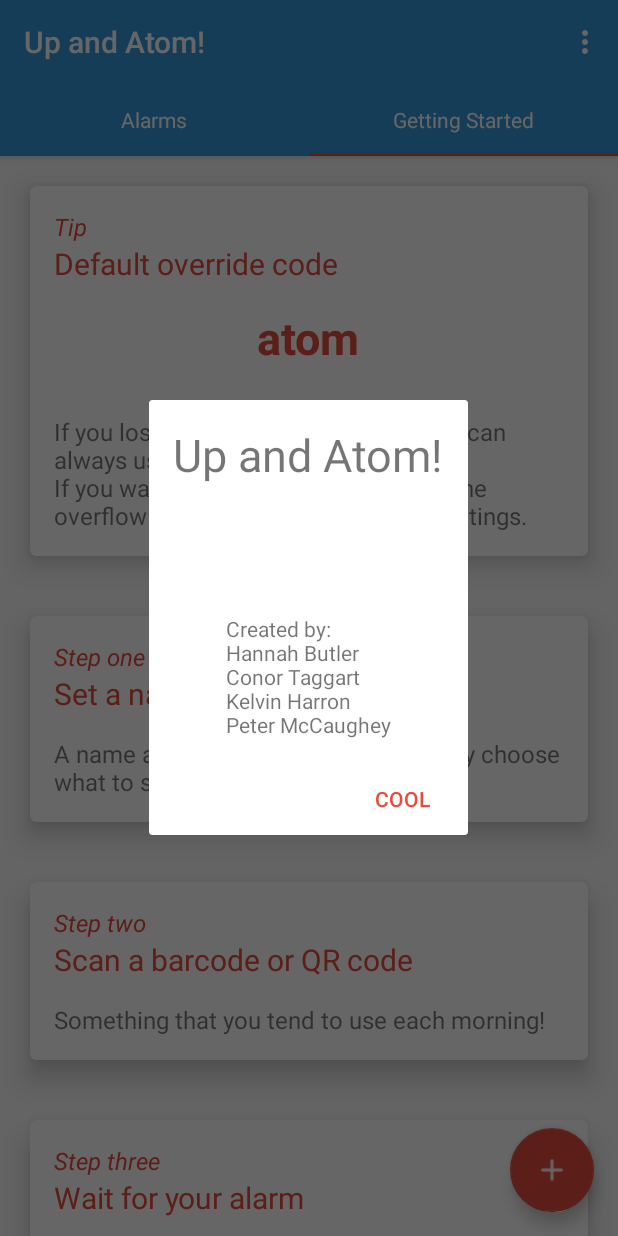
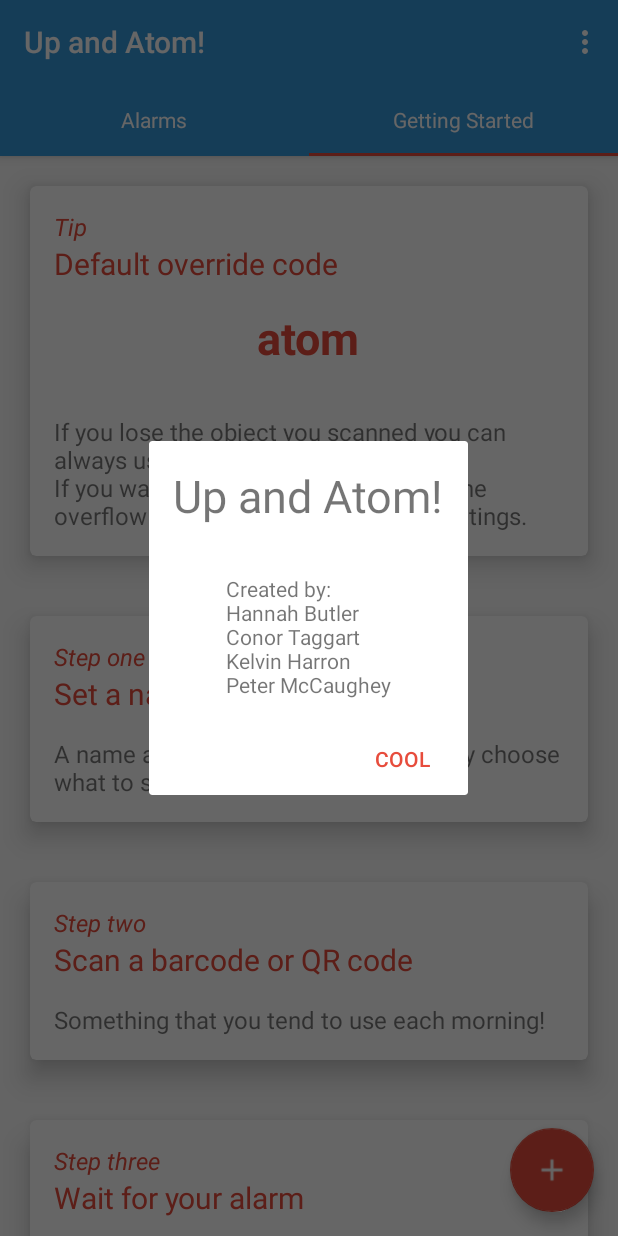
Before and after one commit to ETS-Android1/up-and-atom, an Android app: the fragment DialogAbout placed in its activity, tab 2 chosen, on a phone screen of 412 x 824 dp. Run offline under Robolectric (Android 15) with nearby library versions, the phone set to English and light mode, and no system bars.

Commit message:
FIXED bugs and added more comments. This commit is as the app is for submission!

```diff
--- a/app/src/main/java/com/example/kelvinharron/qralarm/DialogAlarm.java
+++ b/app/src/main/java/com/example/kelvinharron/qralarm/DialogAlarm.java
@@ -9,6 +9,8 @@ import android.support.v4.app.DialogFragment;
 import android.widget.TimePicker;
 
 /**
+ * UNUSED CLASS FILE
+ * Used for testing early alarm implementation.
  * Created by Hannah on 12/04/2016.
  */
 public class DialogAlarm extends DialogFragment {
--- a/app/src/main/java/com/example/kelvinharron/qralarm/ScanItem.java
+++ b/app/src/main/java/com/example/kelvinharron/qralarm/ScanItem.java
@@ -1,6 +1,9 @@
 package com.example.kelvinharron.qralarm;
 
 /**
+ * UNUSED CLASS FILE
+ * <p/>
+ * Created for use in the unused geo alarm feature that has not been implemented.
  * Created by Conor on 17/04/2016.
  */
 public class ScanItem {
--- a/app/src/main/res/layout/dialog_about.xml
+++ b/app/src/main/res/layout/dialog_about.xml
@@ -17,13 +17,6 @@
         android:text="@string/app_name"
         android:textAlignment="center"
         android:textSize="30dp" />
-
-    <!--TODO: REPLACE THE GOOGLE IMAGE WITH APP LOGO-->
-    <ImageView
-        android:layout_width="wrap_content"
-        android:layout_height="wrap_content"
-        android:layout_gravity="center"
-        android:src="@drawable/ic_done_white_36dp" />
 
     <TextView
         android:layout_width="wrap_content"
--- a/app/src/main/res/layout/dialog_override_create.xml
+++ b/app/src/main/res/layout/dialog_override_create.xml
@@ -1,5 +1,7 @@
-<?xml version="1.0" encoding="utf-8"?><!-- This fragment is displayed when the user selects the override option.
-Looks rough currently and crashes when the user hits submit. -->
+<?xml version="1.0" encoding="utf-8"?>
+
+<!-- This dialog contains a text view requesting a users override code and is displayed once the users
+  alarm goes off. This will display on the users screen and take focus until it is dismissed. -->
 <LinearLayout xmlns:android="http://schemas.android.com/apk/res/android"
     android:layout_width="match_parent"
     android:layout_height="match_parent"
--- a/app/src/main/res/layout/fragment_getting_started.xml
+++ b/app/src/main/res/layout/fragment_getting_started.xml
@@ -279,6 +279,60 @@
 
                 </LinearLayout>
             </android.support.v7.widget.CardView>
+
+            <android.support.v7.widget.CardView xmlns:android="http://schemas.android.com/apk/res/android"
+                xmlns:app="http://schemas.android.com/tools"
+                xmlns:card_view="http://schemas.android.com/apk/res-auto"
+                android:id="@+id/card_getting_started_tips"
+                android:layout_width="match_parent"
+                android:layout_height="wrap_content"
+                android:layout_margin="20dp"
+                app:cardUseCompatPadding="true"
+                card_view:cardCornerRadius="4dp"
+                card_view:cardElevation="10dp">
+
+                <!-- The elevation values allow us to alter the density of the shadow effect while the layout_margin will affect how much distance appears
+                 between each unique card.-->
+
+                <LinearLayout
+                    android:layout_width="match_parent"
+                    android:layout_height="match_parent"
+                    android:orientation="vertical">
+
+                    <TextView
+                        android:layout_width="wrap_content"
+                        android:layout_height="wrap_content"
+                        android:layout_marginLeft="@dimen/activity_horizontal_margin"
+                        android:layout_marginTop="@dimen/activity_vertical_margin"
+                        android:text="Tip"
+                        android:textColor="@color/themeAccent"
+                        android:textSize="16sp"
+                        android:textStyle="italic" />
+
+                    <TextView
+                        android:layout_width="wrap_content"
+                        android:layout_height="wrap_content"
+                        android:layout_marginLeft="@dimen/activity_horizontal_margin"
+                        android:text="@string/location_in_alarms"
+                        android:textColor="@color/themeAccent"
+                        android:textSize="20sp"
+                        android:textStyle="normal" />
+
+                    <TextView
+                        android:id="@+id/tip_location_description"
+                        android:layout_width="wrap_content"
+                        android:layout_height="wrap_content"
+                        android:layout_marginBottom="@dimen/activity_vertical_margin"
+                        android:layout_marginLeft="@dimen/activity_horizontal_margin"
+                        android:layout_marginRight="@dimen/activity_horizontal_margin"
+                        android:layout_marginTop="15dp"
+                        android:text="@string/location_tip_description"
+                        android:textSize="16sp"
+                        android:textStyle="normal" />
+
+                </LinearLayout>
+
+            </android.support.v7.widget.CardView>
         </LinearLayout>
     </android.support.v4.widget.NestedScrollView>
 </android.support.design.widget.CoordinatorLayout>
--- a/app/src/main/res/values/strings.xml
+++ b/app/src/main/res/values/strings.xml
@@ -43,6 +43,8 @@
     <string name="cancel_button">Cancel</string>
     <string name="button_confirm">Confirm</string>
     <string name="step_three_description">Get the object and scan to deactivate the alarm. Now you\'re all set for the day!</string>
+    <string name="location_tip_description">Always make sure to set your home location in settings so that, should your alarm go off when you are not at home, you can easily dismiss it.</string>
+    <string name="location_in_alarms">Location in alarms</string>
 
 
 </resources>
```
Also changed, not shown: app/src/main/AndroidManifest.xml (+13 -4 lines), app/src/main/java/com/example/kelvinharron/qralarm/ActivityAddNewAlarmTime.java (+62 -8 lines), app/src/main/java/com/example/kelvinharron/qralarm/ActivityDismissAlarm.java (+46 -3 lines), app/src/main/java/com/example/kelvinharron/qralarm/OnCompleteListener.java (+5 -2 lines), app/src/main/atom_symbol-web.png (added), app/src/main/res/mipmap-hdpi/atom_symbol.png (added), app/src/main/res/mipmap-mdpi/atom_symbol.png (added), app/src/main/res/mipmap-xhdpi/atom_symbol.png (added), app/src/main/res/mipmap-xxhdpi/atom_symbol.png (added), app/src/main/res/mipmap-xxxhdpi/atom_symbol.png (added).
